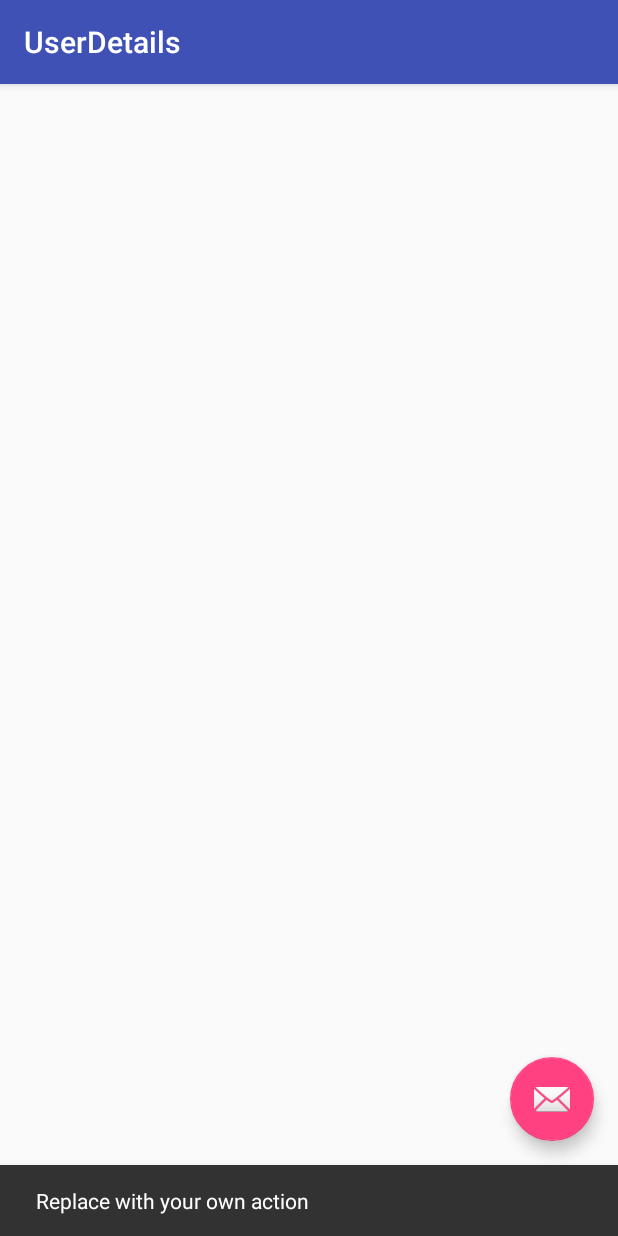
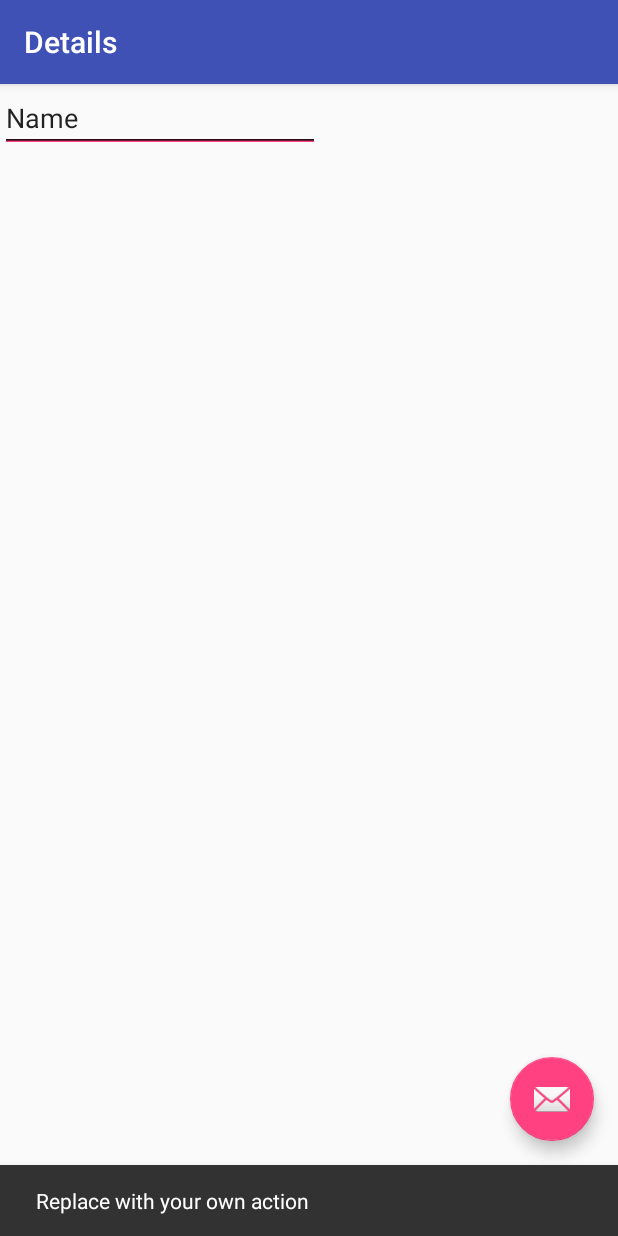
Before and after one commit to tomb97/Customer, an Android app: the Details screen opened directly, with no data from a screen before it, after a tap on an icon or button, on a phone screen of 412 x 824 dp. Run offline under Robolectric (Android 15) with nearby library versions, the phone set to English and light mode, and no system bars.

Commit message:
second commit

```diff
--- a/app/build.gradle
+++ b/app/build.gradle
@@ -24,9 +24,8 @@ dependencies {
     androidTestCompile('com.android.support.test.espresso:espresso-core:2.2.2', {
         exclude group: 'com.android.support', module: 'support-annotations'
     })
-
+    compile 'com.android.support:appcompat-v7:26.+'
     compile 'com.estimote:sdk:1.0.11'
-    compile 'com.android.support:appcompat-v7:26.+'
     compile 'com.android.support.constraint:constraint-layout:1.0.2'
     compile 'com.estimote:display-sdk:0.1.2'
     compile 'com.estimote:context:0.1.3'
--- a/app/src/main/AndroidManifest.xml
+++ b/app/src/main/AndroidManifest.xml
@@ -17,8 +17,8 @@
             </intent-filter>
         </activity>
         <activity
-            android:name=".UserDetails"
-            android:label="@string/title_activity_user_details"
+            android:name=".Details"
+            android:label="@string/title_activity_details"
             android:theme="@style/AppTheme.NoActionBar"></activity>
     </application>
 
--- a/app/src/main/java/com/example/tombarrett/estimotemirror/UserDetails.java
+++ b/app/src/main/java/com/example/tombarrett/estimotemirror/Details.java
@@ -7,12 +7,12 @@ import android.support.v7.app.AppCompatActivity;
 import android.support.v7.widget.Toolbar;
 import android.view.View;
 
-public class UserDetails extends AppCompatActivity {
+public class Details extends AppCompatActivity {
 
     @Override
     protected void onCreate(Bundle savedInstanceState) {
         super.onCreate(savedInstanceState);
-        setContentView(R.layout.activity_user_details);
+        setContentView(R.layout.activity_details);
         Toolbar toolbar = (Toolbar) findViewById(R.id.toolbar);
         setSupportActionBar(toolbar);
 
--- a/app/src/main/java/com/example/tombarrett/estimotemirror/estimote/ShowroomManager.java
+++ b/app/src/main/java/com/example/tombarrett/estimotemirror/estimote/ShowroomManager.java
@@ -24,10 +24,13 @@ public class ShowroomManager {
     private Map<NearableID, Boolean> nearablesMotionStatus = new HashMap<>();
 
     public ShowroomManager(Context context, final Map<NearableID, Product> products) {
+
         beaconManager = new BeaconManager(context);
+        Log.d(TAG, "yaw");
         beaconManager.setNearableListener(new BeaconManager.NearableListener() {
             @Override
             public void onNearablesDiscovered(List<Nearable> list) {
+                Log.d(TAG, "any");
                 for (Nearable nearable : list) {
                     Log.d(TAG, "Near");
                     NearableID nearableID = new NearableID(nearable.identifier);
--- a/app/src/main/res/layout/activity_user_details.xml
+++ b/app/src/main/res/layout/activity_details.xml
@@ -4,7 +4,7 @@
     xmlns:tools="http://schemas.android.com/tools"
     android:layout_width="match_parent"
     android:layout_height="match_parent"
-    tools:context="com.example.tombarrett.estimotemirror.UserDetails">
+    tools:context="com.example.tombarrett.estimotemirror.Details">
 
     <android.support.design.widget.AppBarLayout
         android:layout_width="match_parent"
@@ -20,7 +20,7 @@
 
     </android.support.design.widget.AppBarLayout>
 
-    <include layout="@layout/content_user_details" />
+    <include layout="@layout/content_details" />
 
     <android.support.design.widget.FloatingActionButton
         android:id="@+id/fab"
--- a/app/src/main/res/layout/activity_main.xml
+++ b/app/src/main/res/layout/activity_main.xml
@@ -7,6 +7,7 @@
     tools:context="com.example.tombarrett.estimotemirror.MainActivity">
 
     <TextView
+        android:id="@+id/view"
         android:layout_width="wrap_content"
         android:layout_height="wrap_content"
         android:text="Hello World!"
--- /dev/null
+++ b/app/src/main/res/layout/content_details.xml
@@ -0,0 +1,38 @@
+<?xml version="1.0" encoding="utf-8"?>
+<android.support.constraint.ConstraintLayout xmlns:android="http://schemas.android.com/apk/res/android"
+    xmlns:app="http://schemas.android.com/apk/res-auto"
+    xmlns:tools="http://schemas.android.com/tools"
+    android:layout_width="match_parent"
+    android:layout_height="match_parent"
+    app:layout_behavior="@string/appbar_scrolling_view_behavior"
+    tools:context="com.example.tombarrett.estimotemirror.Details"
+    tools:showIn="@layout/activity_details">
+
+    <EditText
+        android:id="@+id/editText"
+        android:layout_width="wrap_content"
+        android:layout_height="wrap_content"
+        android:ems="10"
+        android:inputType="textPersonName"
+        android:text="Name"
+        tools:layout_editor_absoluteX="148dp"
+        tools:layout_editor_absoluteY="105dp" />
+
+    <EditText
+        android:id="@+id/editText2"
+        android:layout_width="wrap_content"
+        android:layout_height="wrap_content"
+        android:ems="10"
+        android:inputType="numberPassword"
+        tools:layout_editor_absoluteX="117dp"
+        tools:layout_editor_absoluteY="190dp" />
+
+    <EditText
+        android:id="@+id/editText3"
+        android:layout_width="wrap_content"
+        android:layout_height="wrap_content"
+        android:ems="10"
+        android:inputType="textEmailAddress"
+        tools:layout_editor_absoluteX="108dp"
+        tools:layout_editor_absoluteY="372dp" />
+</android.support.constraint.ConstraintLayout>
--- a/app/src/main/res/layout/content_user_details.xml
+++ /dev/null
@@ -1,11 +0,0 @@
-<?xml version="1.0" encoding="utf-8"?>
-<android.support.constraint.ConstraintLayout xmlns:android="http://schemas.android.com/apk/res/android"
-    xmlns:app="http://schemas.android.com/apk/res-auto"
-    xmlns:tools="http://schemas.android.com/tools"
-    android:layout_width="match_parent"
-    android:layout_height="match_parent"
-    app:layout_behavior="@string/appbar_scrolling_view_behavior"
-    tools:context="com.example.tombarrett.estimotemirror.UserDetails"
-    tools:showIn="@layout/activity_user_details">
-
-</android.support.constraint.ConstraintLayout>
--- a/app/src/main/res/values/strings.xml
+++ b/app/src/main/res/values/strings.xml
@@ -1,4 +1,5 @@
 <resources>
     <string name="app_name">EstimoteMirror</string>
     <string name="title_activity_user_details">UserDetails</string>
+    <string name="title_activity_details">Details</string>
 </resources>
```
Also changed, not shown: app/src/main/java/com/example/tombarrett/estimotemirror/MainActivity.java (+53 -1 lines).
